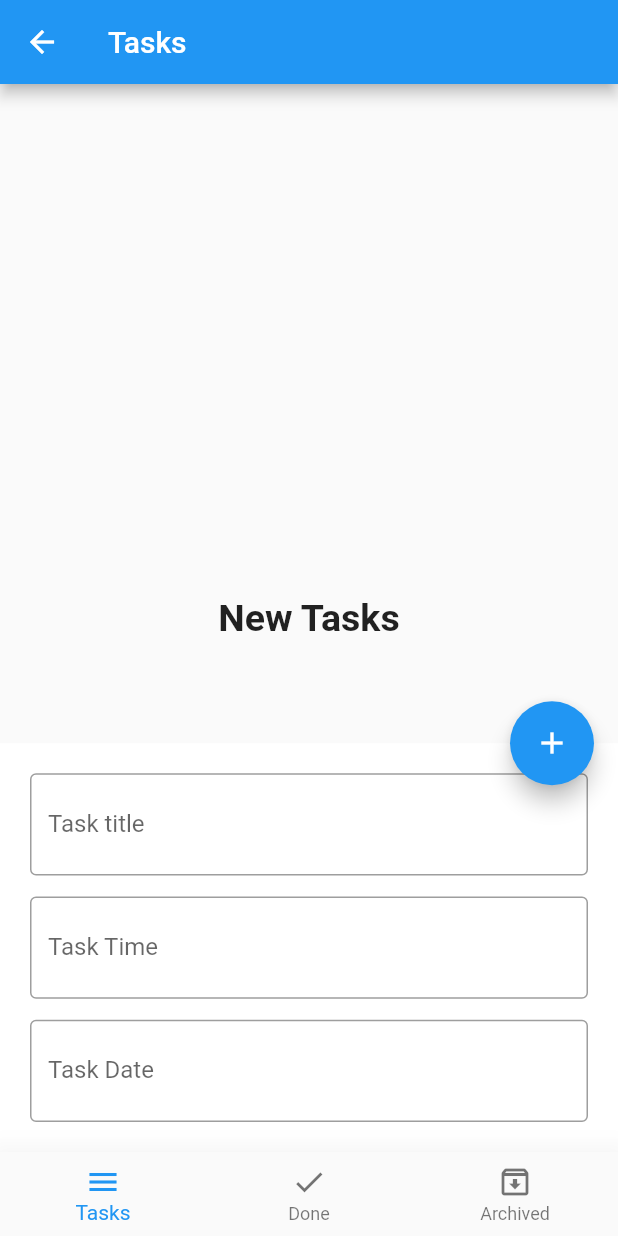
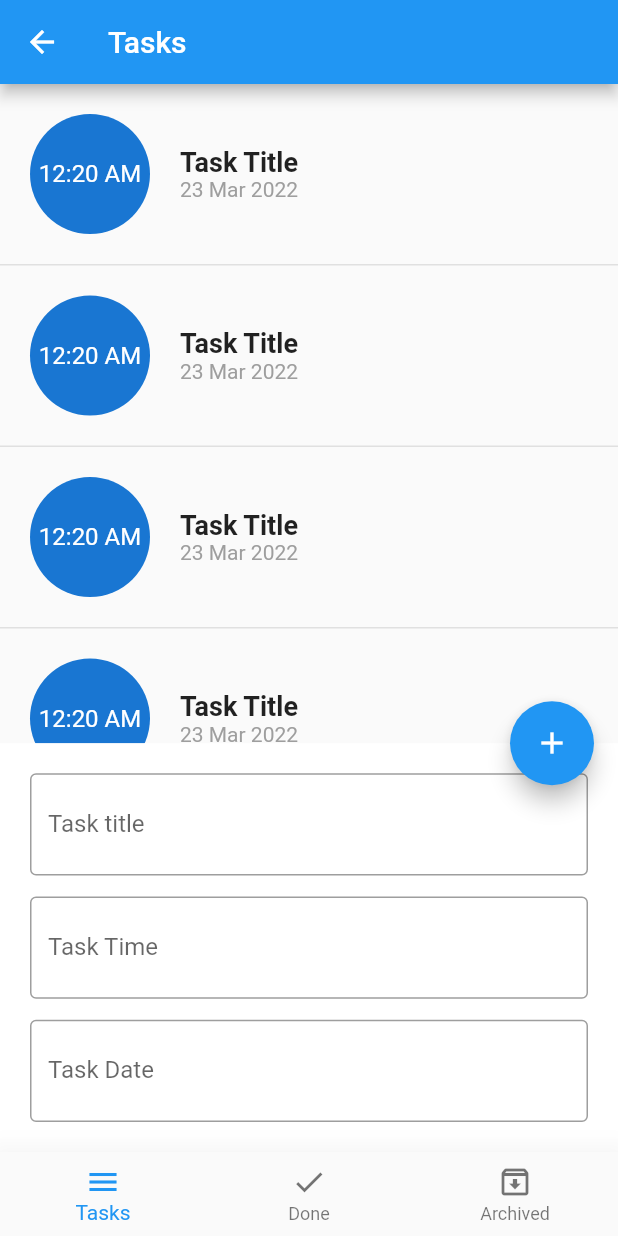
Before and after one commit to jabirelamean/todo_app1, a Flutter app: the screen it shows after launch, after a tap on the "edit" icon, on a phone screen of 412 x 824 dp. Run offline on Flutter 3.47's test engine with Material 2 defaults, Android fonts, the phone set to English and light mode, and no system bars; our stand-ins replace sqflite; accounts and stored records are empty.

Commit message:
making a task item and a list of taks

```diff
--- a/lib/layouts/home_layout.dart
+++ b/lib/layouts/home_layout.dart
@@ -41,6 +41,7 @@ class _HomeLayoutState extends State<HomeLayout> {
   var titleController = TextEditingController();
   var timeController = TextEditingController();
   var dateController = TextEditingController();
+  List<Map> tasks = [];
 
   @override
   void initState() {
@@ -213,7 +214,10 @@ class _HomeLayoutState extends State<HomeLayout> {
         print('Error while creating table ${error.toString()}');
       });
     }, onOpen: (database) {
-          getDataFromDatabase(database);
+          getDataFromDatabase(database).then((value) {
+            tasks = value;
+            print('data printed : ${tasks}');
+          });
       print('db opened');
     });
   }
@@ -235,8 +239,7 @@ class _HomeLayoutState extends State<HomeLayout> {
     });
   }
 
-  void getDataFromDatabase(database) async{
-    List<Map> tasks = await database!.rawQuery('SELECT * FROM tasks');
-    print(tasks);
+  Future<List<Map>> getDataFromDatabase(database) async{
+    return await database!.rawQuery('SELECT * FROM tasks');
   }
 }
--- a/lib/modules/new_tasks/new_tasks_screen.dart
+++ b/lib/modules/new_tasks/new_tasks_screen.dart
@@ -1,17 +1,23 @@
 import 'package:flutter/material.dart';
+import 'package:todo_app1/widgets/task_item.dart';
 
 class NewTaskScreen extends StatelessWidget {
   const NewTaskScreen({Key? key}) : super(key: key);
 
   @override
   Widget build(BuildContext context) {
-    return Center(
-      child: Text(
-        'New Tasks', style: TextStyle(
-        fontSize: 25,
-        fontWeight: FontWeight.bold
-      ),
-      ),
+    return ListView.separated(
+      itemBuilder: (context, index) {
+        return buildTaskItem();
+      },
+      separatorBuilder: (context, index) {
+        return Container(
+          width: double.infinity,
+          height: 1,
+          color: Colors.grey[300],
+        );
+      },
+      itemCount: 10,
     );
   }
 }
--- /dev/null
+++ b/lib/widgets/task_item.dart
@@ -0,0 +1,29 @@
+import 'package:flutter/material.dart';
+
+Widget buildTaskItem(){
+  return Padding(
+    padding: const EdgeInsets.all(20.0),
+    child: Row(
+      children: [
+        CircleAvatar(
+          radius: 40,
+          child: Text('12:20 AM', style: TextStyle(fontSize: 16),),
+        ),
+        SizedBox(width: 20,),
+        Column(
+          mainAxisSize: MainAxisSize.min,
+          children: [
+            Text('Task Title', style: TextStyle(
+              fontSize: 18,
+              fontWeight: FontWeight.bold,
+            ),),
+            Text('23 Mar 2022', style: TextStyle(
+                fontSize: 14,
+                color: Colors.grey
+            ),),
+          ],
+        ),
+      ],
+    ),
+  );
+}
```
